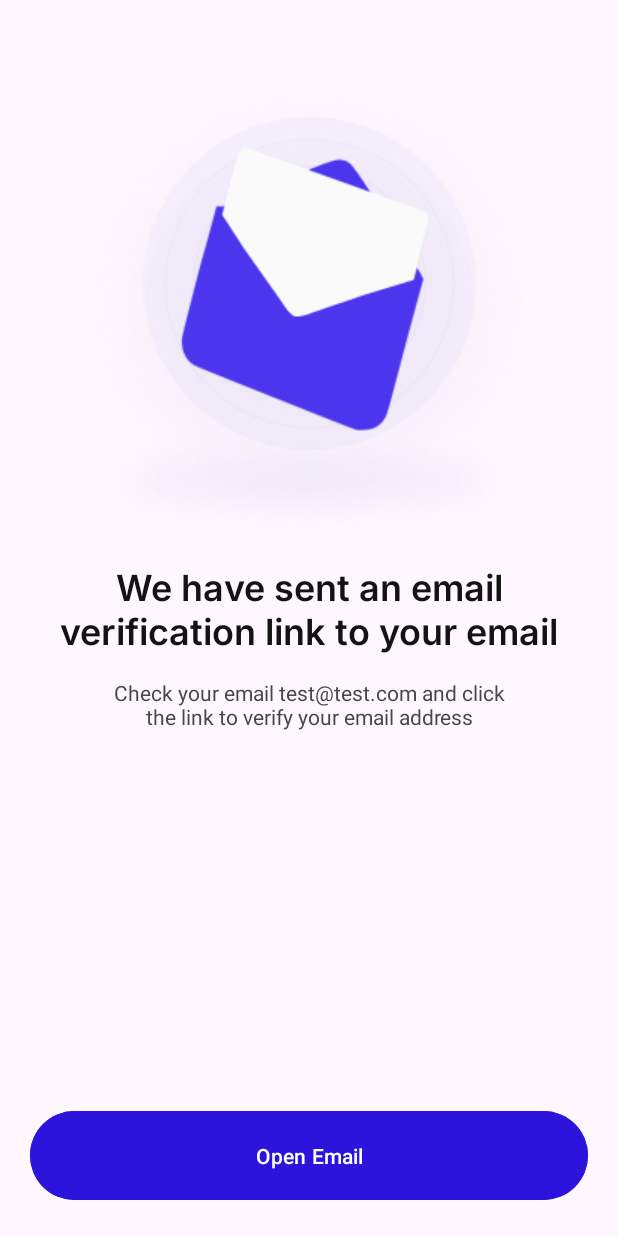
After one commit to airlangga2403/ProjectIseng-Porto, an Android app: the VerificationEmailActivity screen opened directly, with no data from a screen before it, on a phone screen of 412 x 824 dp. The commit adds this screen. Run offline under Robolectric (Android 15) with nearby library versions, the phone set to English and light mode, and no system bars.

Commit message:
Verification Email UI

```diff
--- a/android/1. Bress Mobile App/app/src/main/AndroidManifest.xml
+++ b/android/1. Bress Mobile App/app/src/main/AndroidManifest.xml
@@ -12,6 +12,9 @@
         android:supportsRtl="true"
         android:theme="@style/Theme.BreesMobileApp"
         tools:targetApi="31">
+        <activity
+            android:name=".ui.signup.verifyemail.VerificationEmailActivity"
+            android:exported="false" />
         <activity
             android:name=".ui.signup.GetStartedActivity"
             android:exported="false" />
--- a/android/1. Bress Mobile App/app/src/main/java/com/example/breesmobileapp/ui/signup/GetStartedActivity.kt
+++ b/android/1. Bress Mobile App/app/src/main/java/com/example/breesmobileapp/ui/signup/GetStartedActivity.kt
@@ -1,9 +1,10 @@
 package com.example.breesmobileapp.ui.signup
 
+import android.content.Intent
 import androidx.appcompat.app.AppCompatActivity
 import android.os.Bundle
-import com.example.breesmobileapp.R
 import com.example.breesmobileapp.databinding.ActivityGetStartedBinding
+import com.example.breesmobileapp.ui.signup.verifyemail.VerificationEmailActivity
 
 class GetStartedActivity : AppCompatActivity() {
 
@@ -12,5 +13,9 @@ class GetStartedActivity : AppCompatActivity() {
         super.onCreate(savedInstanceState)
         binding = ActivityGetStartedBinding.inflate(layoutInflater)
         setContentView(binding.root)
+
+        binding.cv1.setOnClickListener {
+            startActivity(Intent(this@GetStartedActivity, VerificationEmailActivity::class.java))
+        }
     }
 }
--- /dev/null
+++ b/android/1. Bress Mobile App/app/src/main/java/com/example/breesmobileapp/ui/signup/verifyemail/VerificationEmailActivity.kt
@@ -0,0 +1,17 @@
+package com.example.breesmobileapp.ui.signup.verifyemail
+
+import androidx.appcompat.app.AppCompatActivity
+import android.os.Bundle
+import com.example.breesmobileapp.R
+import com.example.breesmobileapp.databinding.ActivityVerificationEmailBinding
+
+class VerificationEmailActivity : AppCompatActivity() {
+
+    private lateinit var binding : ActivityVerificationEmailBinding
+
+    override fun onCreate(savedInstanceState: Bundle?) {
+        super.onCreate(savedInstanceState)
+        binding = ActivityVerificationEmailBinding.inflate(layoutInflater)
+        setContentView(binding.root)
+    }
+}
--- /dev/null
+++ b/android/1. Bress Mobile App/app/src/main/res/layout/activity_verification_email.xml
@@ -0,0 +1,58 @@
+<?xml version="1.0" encoding="utf-8"?>
+<androidx.constraintlayout.widget.ConstraintLayout xmlns:android="http://schemas.android.com/apk/res/android"
+    xmlns:app="http://schemas.android.com/apk/res-auto"
+    xmlns:tools="http://schemas.android.com/tools"
+    android:layout_width="match_parent"
+    android:layout_height="match_parent"
+    tools:context=".ui.signup.verifyemail.VerificationEmailActivity">
+
+    <ImageView
+        android:id="@+id/iv_verification_email"
+        android:layout_width="wrap_content"
+        android:layout_height="wrap_content"
+        android:layout_marginTop="32dp"
+        android:src="@drawable/img_verification_email"
+        app:layout_constraintEnd_toEndOf="parent"
+        app:layout_constraintStart_toStartOf="parent"
+        app:layout_constraintTop_toTopOf="parent" />
+
+    <TextView
+        android:id="@+id/tv_title1"
+        android:layout_width="wrap_content"
+        android:layout_height="wrap_content"
+        android:layout_marginLeft="20dp"
+        android:layout_marginRight="20dp"
+        android:fontFamily="@font/inter_semibold"
+        android:gravity="center"
+        android:text="@string/we_have_sent_email"
+        android:textColor="@color/text_color"
+        android:textSize="24sp"
+        app:layout_constraintEnd_toEndOf="parent"
+        app:layout_constraintStart_toStartOf="parent"
+        app:layout_constraintTop_toBottomOf="@id/iv_verification_email" />
+
+    <TextView
+        android:id="@+id/tv_sub_1"
+        android:layout_width="wrap_content"
+        android:layout_height="wrap_content"
+        android:layout_marginTop="16dp"
+        android:gravity="center"
+        android:text="@string/check_email"
+        android:textSize="14sp"
+        app:layout_constraintEnd_toEndOf="parent"
+        app:layout_constraintStart_toStartOf="parent"
+        app:layout_constraintTop_toBottomOf="@id/tv_title1" />
+
+    <Button
+        android:id="@+id/btn_open_email"
+        android:layout_width="match_parent"
+        android:layout_height="wrap_content"
+        android:layout_margin="20dp"
+        android:backgroundTint="@color/bg_splash"
+        android:padding="20dp"
+        android:text="@string/open_email"
+        android:textColor="@color/white"
+        app:layout_constraintBottom_toBottomOf="parent" />
+
+
+</androidx.constraintlayout.widget.ConstraintLayout>
--- a/android/1. Bress Mobile App/app/src/main/res/values/colors.xml
+++ b/android/1. Bress Mobile App/app/src/main/res/values/colors.xml
@@ -12,5 +12,6 @@
     <color name="context_text_color">#292B2D</color>
 
     <color name="bg_register">#D3CDCD</color>
+    <color name="text_color">#240F51</color>
 
 </resources>
--- a/android/1. Bress Mobile App/app/src/main/res/values/strings.xml
+++ b/android/1. Bress Mobile App/app/src/main/res/values/strings.xml
@@ -40,11 +40,14 @@
     <string name="setup_pin">Connect your bank account</string>
     <string name="connect_bank">Setup a security pin</string>
     <string name="tell_us">Tell us more about you</string>
-
     <string name="context_get_started">This is the bank account we would\ntrack and manage your spendings</string>
     <string name="content_description_email">Email Image</string>
     <string name="content_description_bank">Bank Image</string>
     <string name="content_description_padlock">Padlock Image</string>
     <string name="content_description_user">User Image</string>
 
+    <string name="we_have_sent_email">We have sent an email\nverification link to your email</string>
+    <string name="check_email">Check your email test@test.com and click\nthe link to verify your email address</string>
+    <string name="open_email">Open Email</string>
+
 </resources>
```
Also changed, not shown: android/1. Bress Mobile App/app/src/main/res/drawable/img_verification_email.png (added).
